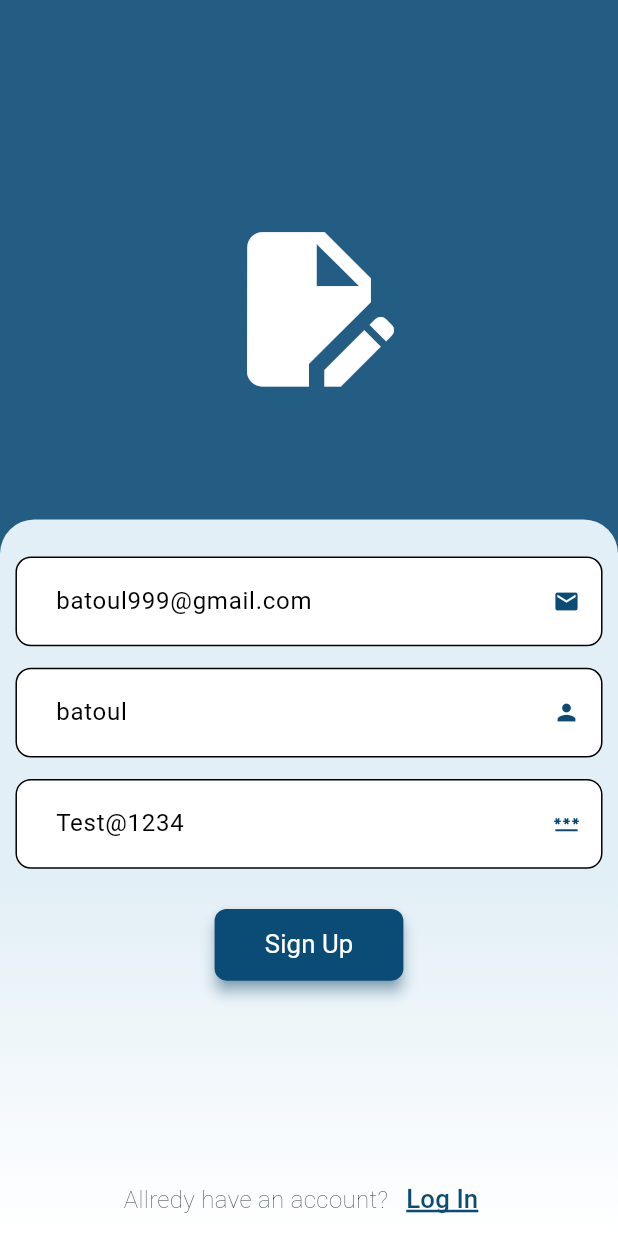
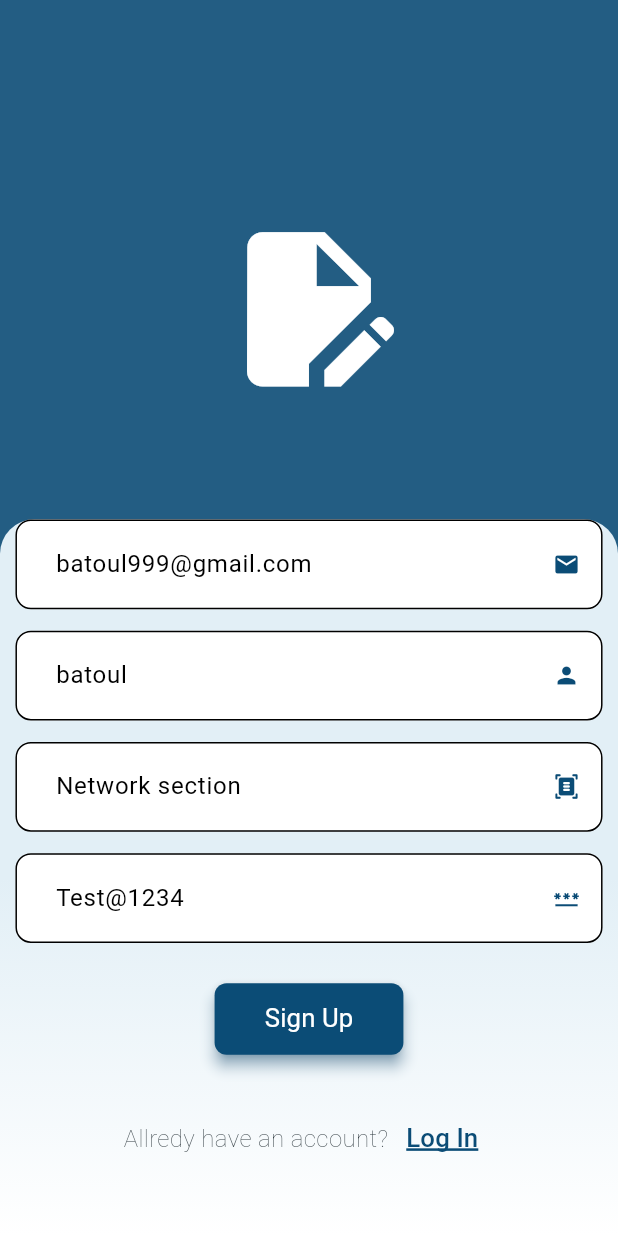
Before and after one commit to batoul1999/Graduation, a Flutter app: the screen it shows after launch, after a tap on "SignUp", on a phone screen of 412 x 824 dp. Run offline on Flutter 3.47's test engine with Material 3 defaults, Android fonts, the phone set to English and light mode, and no system bars; our stand-ins replace awesome_notifications, bot_toast, cached_network_image, file_picker, firebase_core, firebase_messaging and 10 more; missing offline and left inert: flutter_quill; accounts and stored records are empty.

```diff
--- a/lib/app/core/enums/operation_type.dart
+++ b/lib/app/core/enums/operation_type.dart
@@ -1 +1 @@
-enum OperationType { none }
+enum OperationType { none, getAllNotifications, getAllDocuments }
--- a/lib/app/core/services/base_controller.dart
+++ b/lib/app/core/services/base_controller.dart
@@ -88,6 +88,7 @@ class BaseController extends GetxController {
   }
 
   void getAllDocuments() {
+    documentsList.clear();
     documentsList.addAll(GetAllDocsModel.fromJson(docsMap).documents!);
     success.value = true;
   }
--- a/lib/app/modules/auth/reset_password/view/reset_password_view.dart
+++ b/lib/app/modules/auth/reset_password/view/reset_password_view.dart
@@ -19,7 +19,11 @@ class ResetPasswordView extends GetView<ResetPasswordController> {
     return Scaffold(
         body: CustomAppLayout(
       forWardWidget: registerationWidget(),
-      mainIcon: const Icon(Icons.pin),
+      mainIcon: Icon(
+        Icons.edit_document,
+        color: AppColors.whiteColor,
+        size: 0.3.sw,
+      ),
     ));
   }
 
--- a/lib/app/modules/auth/sign_up/controller/sign_up_controller.dart
+++ b/lib/app/modules/auth/sign_up/controller/sign_up_controller.dart
@@ -6,7 +6,8 @@ import 'package:graduation/app/routes/app_pages.dart';
 class SignUpController extends BaseController {
   final TextEditingController emailController =
       TextEditingController(text: 'batoul999@gmail.com');
-  final TextEditingController departmentController = TextEditingController();
+  final TextEditingController departmentController =
+      TextEditingController(text: 'Network section');
 
   GlobalKey<FormState> formKey = GlobalKey();
   void fakeSignUp() {
--- a/lib/app/modules/auth/sign_up/view/sign_up_view.dart
+++ b/lib/app/modules/auth/sign_up/view/sign_up_view.dart
@@ -22,20 +22,24 @@ class SignUpView extends GetView<SignUpController> {
   @override
   Widget build(BuildContext context) {
     return Scaffold(
-        resizeToAvoidBottomInset: false,
         body: CustomAppLayout(forWardWidget: registerationWidget()));
   }
 
   Widget registerationWidget() {
     return Form(
       key: controller.formKey,
+      child: ListView(
+        children: [
+          SizedBox(
+            width: 1.sw,
+            height: 0.53.sh,
             child: Column(
               children: [
-          0.03.sh.ph,
                 CustomTextForm(
                   controller: controller.emailController,
                   hint: 'Email',
-            validator: (value) => (value!.isEmpty) ? 'email is required' : null,
+                  validator: (value) =>
+                      (value!.isEmpty) ? 'email is required' : null,
                   sufexIcon: Icon(Icons.email, color: AppColors.secondDark),
                   keyboardType: TextInputType.emailAddress,
                 ),
@@ -43,19 +47,20 @@ class SignUpView extends GetView<SignUpController> {
                 CustomTextForm(
                   controller: controller.nameController,
                   hint: 'Name',
-            validator: (value) => (value!.isEmpty) ? 'name is required' : null,
+                  validator: (value) =>
+                      (value!.isEmpty) ? 'name is required' : null,
                   sufexIcon: Icon(Icons.person, color: AppColors.secondDark),
                   keyboardType: TextInputType.visiblePassword,
                 ),
-          // 0.015.sh.ph,
-          // CustomTextForm(
-          //   controller: controller.departmentController,
-          //   hint: 'Department',
-          //   validator: (value) =>
-          //       (value!.isEmpty) ? 'department is required' : null,
-          //   sufexIcon: Icon(Icons.document_scanner_rounded,
-          //       color: AppColors.secondDark),
-          // ),
+                0.015.sh.ph,
+                CustomTextForm(
+                  controller: controller.departmentController,
+                  hint: 'Department',
+                  validator: (value) =>
+                      (value!.isEmpty) ? 'department is required' : null,
+                  sufexIcon: Icon(Icons.document_scanner_rounded,
+                      color: AppColors.secondDark),
+                ),
                 0.015.sh.ph,
                 CustomTextForm(
                   controller: controller.passwordController,
@@ -93,6 +98,9 @@ class SignUpView extends GetView<SignUpController> {
                 ),
               ],
             ),
+          ),
+        ],
+      ),
     );
   }
 }
--- a/lib/app/modules/home/views/profile_view.dart
+++ b/lib/app/modules/home/views/profile_view.dart
@@ -29,8 +29,8 @@ class ProfileView extends GetView<ProfileController> {
                 Obx(() => Padding(
                       padding: EdgeInsetsDirectional.only(start: 0.05.sw),
                       child: Container(
-                        width: 0.4.sw,
-                        height: 0.5.sw,
+                        width: 0.39.sw,
+                        height: 0.193.sh,
                         decoration: BoxDecoration(
                             shape: BoxShape.circle,
                             color: AppColors.whiteColor,
--- a/lib/global/shared/app_colors.dart
+++ b/lib/global/shared/app_colors.dart
@@ -14,5 +14,5 @@ class AppColors {
   static Color blackColor = const Color.fromARGB(255, 0, 0, 0);
   static Color greenColor = const Color.fromARGB(255, 61, 155, 40);
   static Color orangeColor = const Color.fromARGB(255, 255, 156, 43);
-  static Color greyColor = Colors.grey[400]!;
+  static Color greyColor = const Color.fromARGB(255, 216, 214, 214);
 }
```
Also changed, not shown: lib/app/modules/home/controllers/documents_controller.dart (+14 -1 lines), lib/app/modules/home/controllers/notifications_controller.dart (+15 -2 lines), lib/app/modules/home/views/documents_view.dart (+65 -9 lines), lib/app/modules/home/views/notifications_view.dart (+48 -4 lines). Lines whose indentation alone changed are shown as unchanged.
